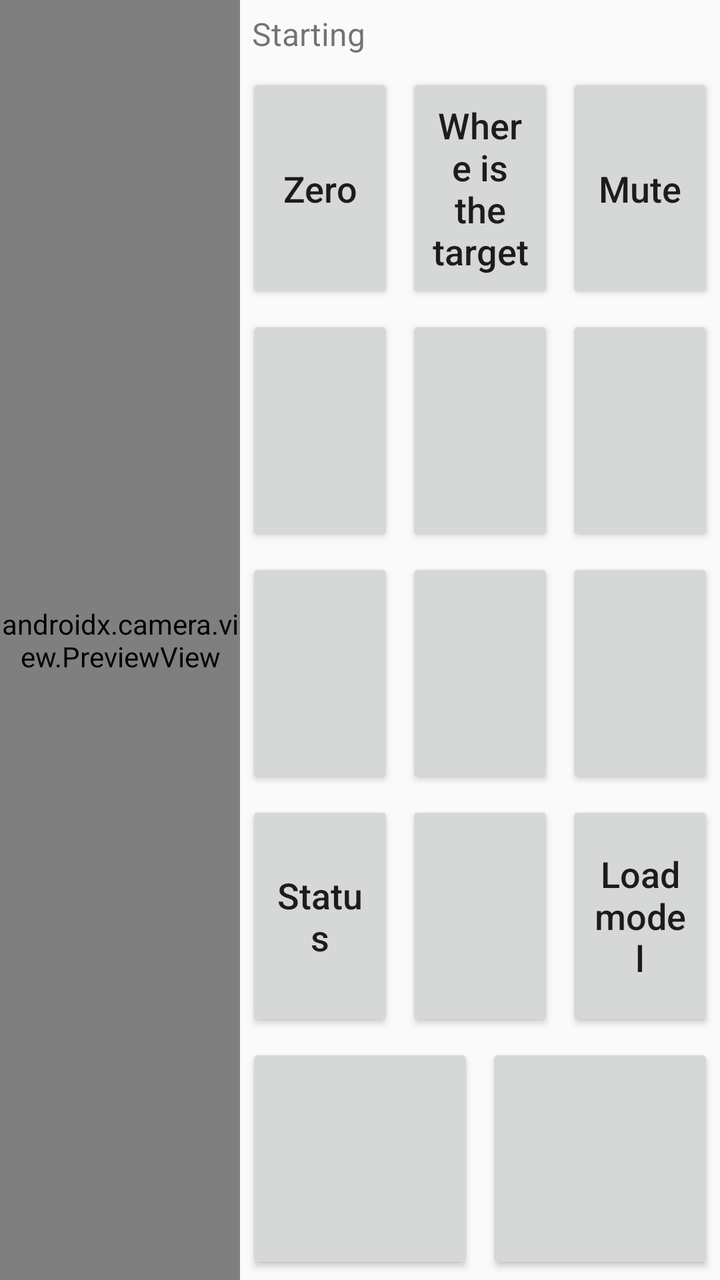
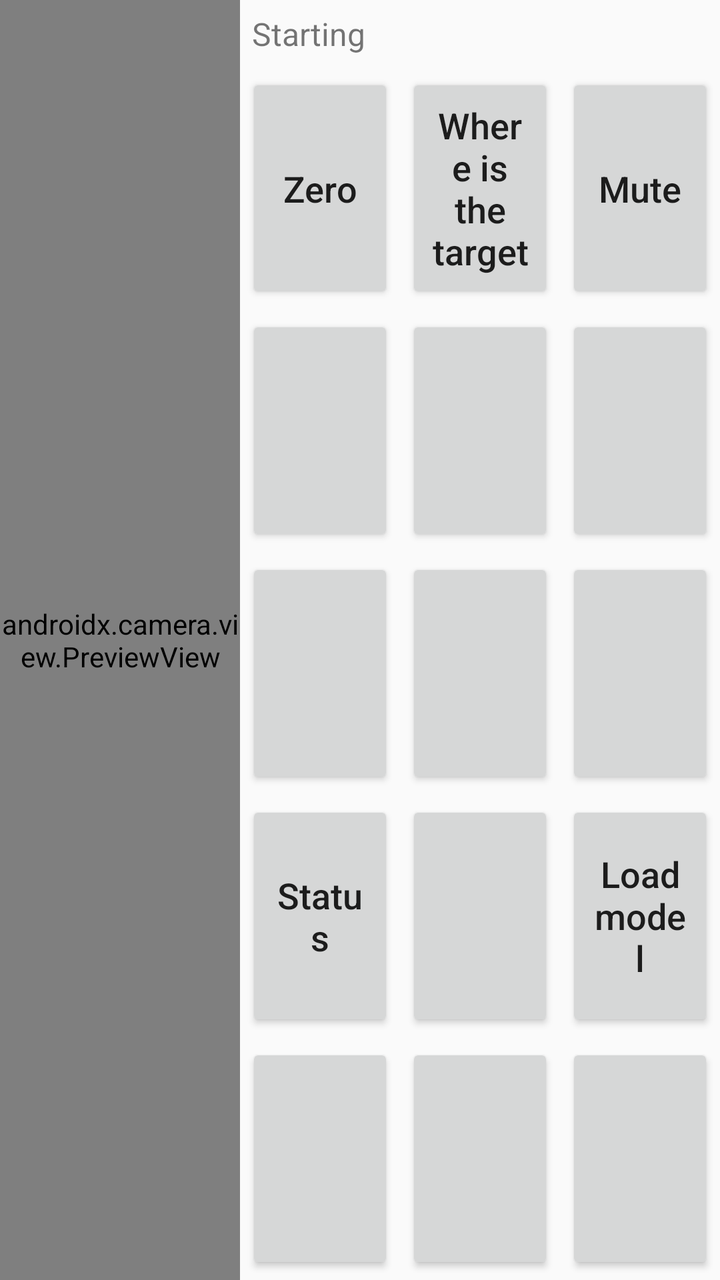

An Android layout rendered at two revisions. The XML below is the earlier revision; the diff shows what the commit changed to produce the second picture.
<!-- AndroidManifest.xml: application theme Theme.AudioTarget -->
<!-- res/layout/activity_main.xml -->
<?xml version="1.0" encoding="utf-8"?>
<LinearLayout xmlns:android="http://schemas.android.com/apk/res/android"
    android:layout_width="match_parent"
    android:layout_height="match_parent"
    android:orientation="horizontal">

    <androidx.camera.view.PreviewView
        android:id="@+id/preview"
        android:layout_width="0dp"
        android:layout_height="match_parent"
        android:layout_weight="1"
        android:importantForAccessibility="no" />

    <LinearLayout
        android:layout_width="0dp"
        android:layout_height="match_parent"
        android:layout_weight="2"
        android:orientation="vertical">

        <TextView
            android:id="@+id/status"
            android:layout_width="match_parent"
            android:layout_height="wrap_content"
            android:accessibilityLiveRegion="polite"
            android:padding="6dp"
            android:text="Starting"
            android:textSize="16sp" />

        <LinearLayout style="@style/Row">
            <Button android:id="@+id/btn_zero" style="@style/BigButton" android:text="Zero" />
            <Button android:id="@+id/btn_where" style="@style/BigButton" android:text="Where is the target" />
            <Button android:id="@+id/btn_mute" style="@style/BigButton" android:text="Mute" />
        </LinearLayout>

        <LinearLayout style="@style/Row">
            <Button android:id="@+id/btn_lookfor" style="@style/BigButton" />
            <Button android:id="@+id/btn_zoom" style="@style/BigButton" />
            <Button android:id="@+id/btn_pace" style="@style/BigButton" />
        </LinearLayout>

        <LinearLayout style="@style/Row">
            <Button android:id="@+id/btn_track" style="@style/BigButton" />
            <Button android:id="@+id/btn_step" style="@style/BigButton" />
            <Button android:id="@+id/btn_conf" style="@style/BigButton" />
        </LinearLayout>

        <LinearLayout style="@style/Row">
            <Button android:id="@+id/btn_status" style="@style/BigButton" android:text="Status" />
            <Button android:id="@+id/btn_modelsrc" style="@style/BigButton" />
            <Button android:id="@+id/btn_model" style="@style/BigButton" android:text="Load model" />
        </LinearLayout>

        <LinearLayout style="@style/Row">
            <Button android:id="@+id/btn_keys" style="@style/BigButton" />
            <Button android:id="@+id/btn_announce" style="@style/BigButton" />
        </LinearLayout>
    </LinearLayout>
</LinearLayout>
<!-- resources referenced by this layout -->
<resources>
  <style name="BigButton" parent="Widget.AppCompat.Button">
          <item name="android:layout_width">0dp</item>
          <item name="android:layout_height">match_parent</item>
          <item name="android:layout_weight">1</item>
          <item name="android:layout_margin">3dp</item>
          <item name="android:textSize">18sp</item>
          <item name="android:textAllCaps">false</item>
          <item name="android:minHeight">72dp</item>
      </style>
  <style name="Row">
          <item name="android:layout_width">match_parent</item>
          <item name="android:layout_height">0dp</item>
          <item name="android:layout_weight">1</item>
          <item name="android:orientation">horizontal</item>
      </style>
  <style name="Theme.AudioTarget" parent="Theme.AppCompat.DayNight.NoActionBar" />
</resources>

<!-- the commit's change to res/layout/activity_main.xml (unified diff, before → after) -->
@@ -1,5 +1,6 @@
 <?xml version="1.0" encoding="utf-8"?>
 <LinearLayout xmlns:android="http://schemas.android.com/apk/res/android"
+    android:id="@+id/root"
     android:layout_width="match_parent"
     android:layout_height="match_parent"
     android:orientation="horizontal">
@@ -51,6 +52,7 @@
         </LinearLayout>
 
         <LinearLayout style="@style/Row">
+            <Button android:id="@+id/btn_detail" style="@style/BigButton" />
             <Button android:id="@+id/btn_keys" style="@style/BigButton" />
             <Button android:id="@+id/btn_announce" style="@style/BigButton" />
         </LinearLayout>
